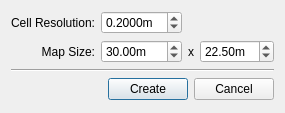
First picture: the form in newscenedialog.ui, repository ruffsl/discoverage, before the edit.
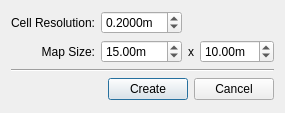
Second picture: the form after the edit.

What changed in the file:
```diff
--- a/newscenedialog.ui
+++ b/newscenedialog.ui
@@ -61,7 +61,7 @@
         <double>100.000000000000000</double>
        </property>
        <property name="value">
-        <double>30.000000000000000</double>
+        <double>15.000000000000000</double>
        </property>
       </widget>
      </item>
@@ -90,7 +90,7 @@
         <double>1.000000000000000</double>
        </property>
        <property name="value">
-        <double>22.500000000000000</double>
+        <double>10.00000000000000</double>
        </property>
       </widget>
      </item>
```
